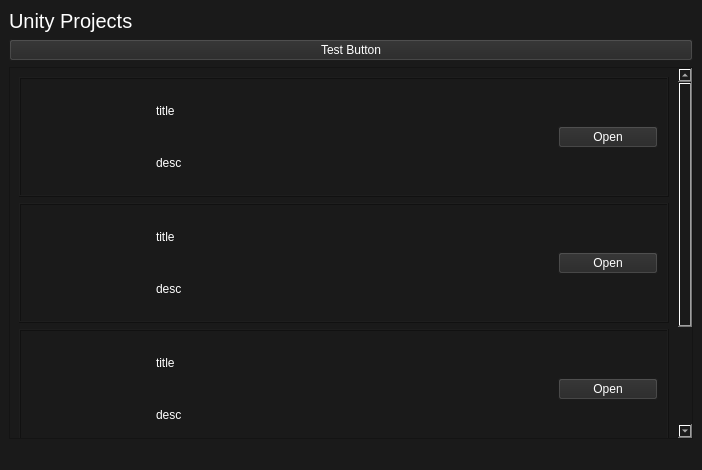
Old version of the form UnityLauncher.ui in the repository Kainkun/UnityLauncher.
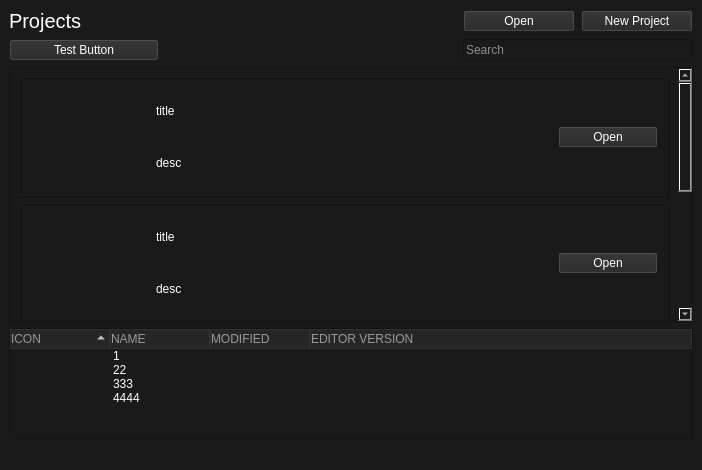
New version of the form. Icons and pictures are not drawn.

Commit message: testing a second way to list projects

```diff
--- a/UnityLauncher.ui
+++ b/UnityLauncher.ui
@@ -22,34 +22,28 @@
 
 QPushButton
 {
-background-color: rgb(38, 38, 38);
+	background-color: rgb(38, 38, 38);
 }
-</string>
+
+
+
+QHeaderView::section
+{
+	color: rgb(152, 153, 153);
+	background-color: rgb(38, 38, 38);
+	border: 1px solid rgb(48, 48, 48);
+
+}
+
+
+QTreeView::item:hover
+{
+	background: rgb(38, 38, 38);
+}</string>
   </property>
   <widget class="QWidget" name="centralwidget">
-   <layout class="QGridLayout" name="gridLayout">
-    <item row="0" column="0">
-     <widget class="QLabel" name="titleLabel">
-      <property name="maximumSize">
-       <size>
-        <width>16777215</width>
-        <height>16777215</height>
-       </size>
-      </property>
-      <property name="font">
-       <font>
-        <pointsize>15</pointsize>
-       </font>
-      </property>
-      <property name="text">
-       <string>Unity Projects</string>
-      </property>
-      <property name="alignment">
-       <set>Qt::AlignLeading|Qt::AlignLeft|Qt::AlignVCenter</set>
-      </property>
-     </widget>
-    </item>
-    <item row="2" column="0">
+   <layout class="QGridLayout" name="gridLayout" columnstretch="4,1,1">
+    <item row="4" column="0" colspan="3">
      <widget class="QScrollArea" name="projectsScrollArea">
       <property name="widgetResizable">
        <bool>true</bool>
@@ -497,13 +491,141 @@
       </widget>
      </widget>
     </item>
-    <item row="1" column="0">
+    <item row="3" column="1" colspan="2">
+     <widget class="QLineEdit" name="searchLineEdit">
+      <property name="placeholderText">
+       <string>Search</string>
+      </property>
+     </widget>
+    </item>
+    <item row="2" column="0">
+     <widget class="QLabel" name="titleLabel">
+      <property name="sizePolicy">
+       <sizepolicy hsizetype="Expanding" vsizetype="Preferred">
+        <horstretch>0</horstretch>
+        <verstretch>0</verstretch>
+       </sizepolicy>
+      </property>
+      <property name="maximumSize">
+       <size>
+        <width>16777215</width>
+        <height>16777215</height>
+       </size>
+      </property>
+      <property name="font">
+       <font>
+        <pointsize>15</pointsize>
+       </font>
+      </property>
+      <property name="text">
+       <string>Projects</string>
+      </property>
+      <property name="alignment">
+       <set>Qt::AlignLeading|Qt::AlignLeft|Qt::AlignVCenter</set>
+      </property>
+     </widget>
+    </item>
+    <item row="2" column="1">
+     <widget class="QPushButton" name="openButton_5">
+      <property name="text">
+       <string>Open</string>
+      </property>
+     </widget>
+    </item>
+    <item row="2" column="2">
+     <widget class="QPushButton" name="newProjectButton">
+      <property name="text">
+       <string>New Project</string>
+      </property>
+     </widget>
+    </item>
+    <item row="3" column="0">
      <widget class="QPushButton" name="testButton">
+      <property name="sizePolicy">
+       <sizepolicy hsizetype="Fixed" vsizetype="Fixed">
+        <horstretch>0</horstretch>
+        <verstretch>0</verstretch>
+       </sizepolicy>
+      </property>
+      <property name="minimumSize">
+       <size>
+        <width>150</width>
+        <height>0</height>
+       </size>
+      </property>
+      <property name="maximumSize">
+       <size>
+        <width>16777215</width>
+        <height>16777215</height>
+       </size>
+      </property>
       <property name="text">
        <string>Test Button</string>
       </property>
      </widget>
     </item>
+    <item row="5" column="0" colspan="3">
+     <widget class="QTreeWidget" name="treeWidget">
+      <property name="selectionMode">
+       <enum>QAbstractItemView::NoSelection</enum>
+      </property>
+      <property name="sortingEnabled">
+       <bool>true</bool>
+      </property>
+      <column>
+       <property name="text">
+        <string>ICON</string>
+       </property>
+      </column>
+      <column>
+       <property name="text">
+        <string>NAME</string>
+       </property>
+      </column>
+      <column>
+       <property name="text">
+        <string>MODIFIED</string>
+       </property>
+      </column>
+      <column>
+       <property name="text">
+        <string>EDITOR VERSION</string>
+       </property>
+      </column>
+      <item>
+       <property name="text">
+        <string/>
+       </property>
+       <property name="text">
+        <string>1</string>
+       </property>
+      </item>
+      <item>
+       <property name="text">
+        <string/>
+       </property>
+       <property name="text">
+        <string>22</string>
+       </property>
+      </item>
+      <item>
+       <property name="text">
+        <string/>
+       </property>
+       <property name="text">
+        <string>333</string>
+       </property>
+      </item>
+      <item>
+       <property name="text">
+        <string/>
+       </property>
+       <property name="text">
+        <string>4444</string>
+       </property>
+      </item>
+     </widget>
+    </item>
    </layout>
   </widget>
   <widget class="QMenuBar" name="menubar">
```
The commit also changes 3 other files.
